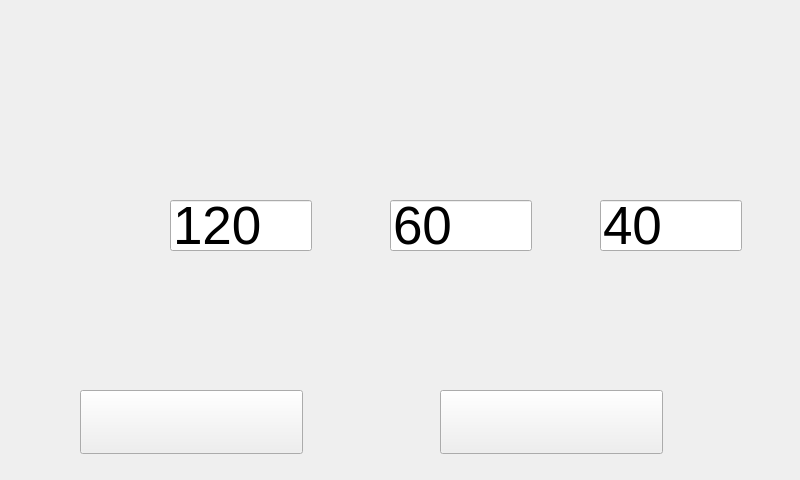
Before: the Qt Designer form widget.ui in johnchang20/stirrer, drawn with Qt 5.
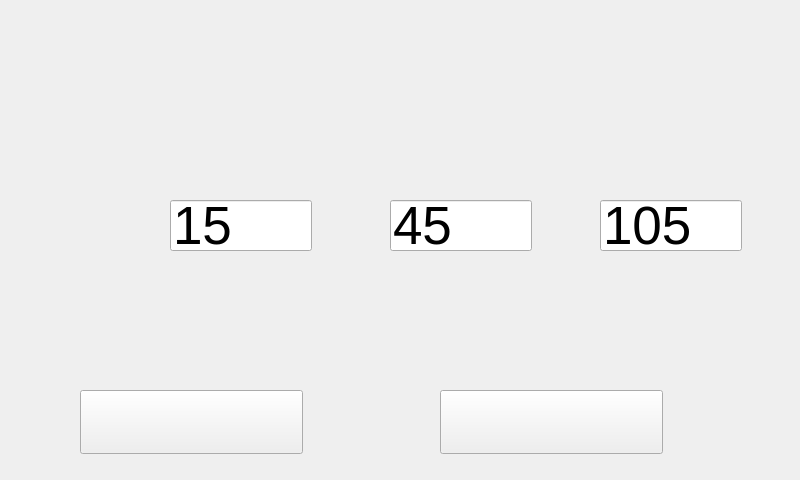
After: the same form once the commit is applied. Icons and pictures are not drawn.

The edit to the form file:
```diff
--- a/widget.ui
+++ b/widget.ui
@@ -419,7 +419,7 @@
 }</string>
    </property>
    <property name="text">
-    <string>120</string>
+    <string>15</string>
    </property>
    <property name="readOnly">
     <bool>true</bool>
@@ -458,7 +458,7 @@
 }</string>
    </property>
    <property name="text">
-    <string>60</string>
+    <string>45</string>
    </property>
    <property name="readOnly">
     <bool>true</bool>
@@ -497,7 +497,7 @@
 }</string>
    </property>
    <property name="text">
-    <string>40</string>
+    <string>105</string>
    </property>
    <property name="readOnly">
     <bool>true</bool>
```
